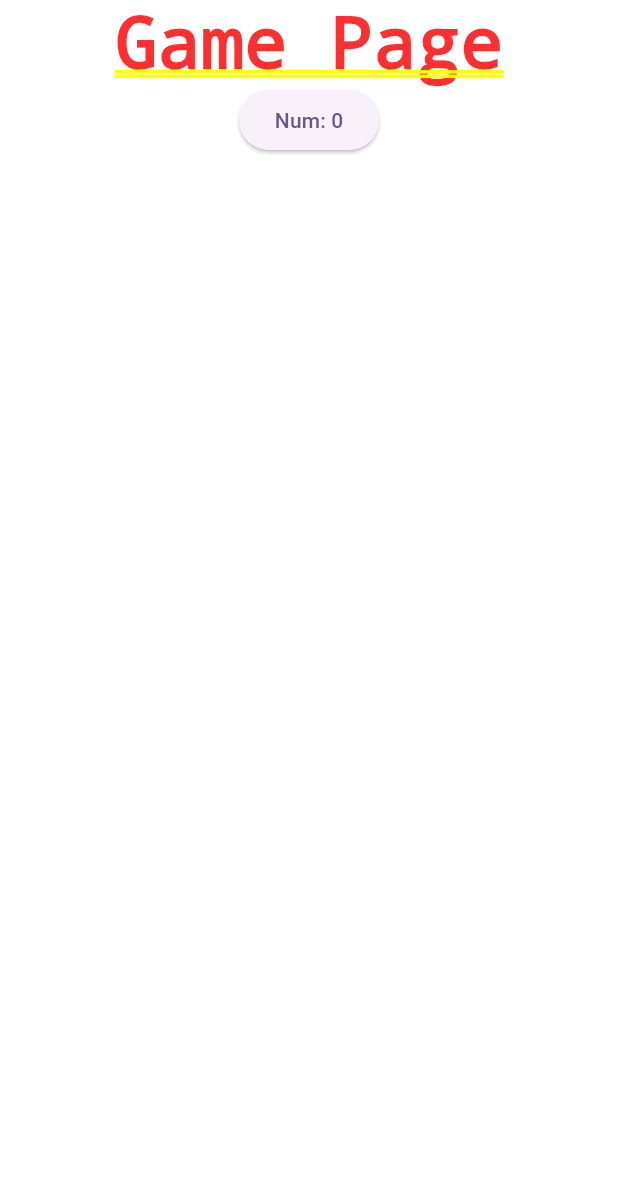
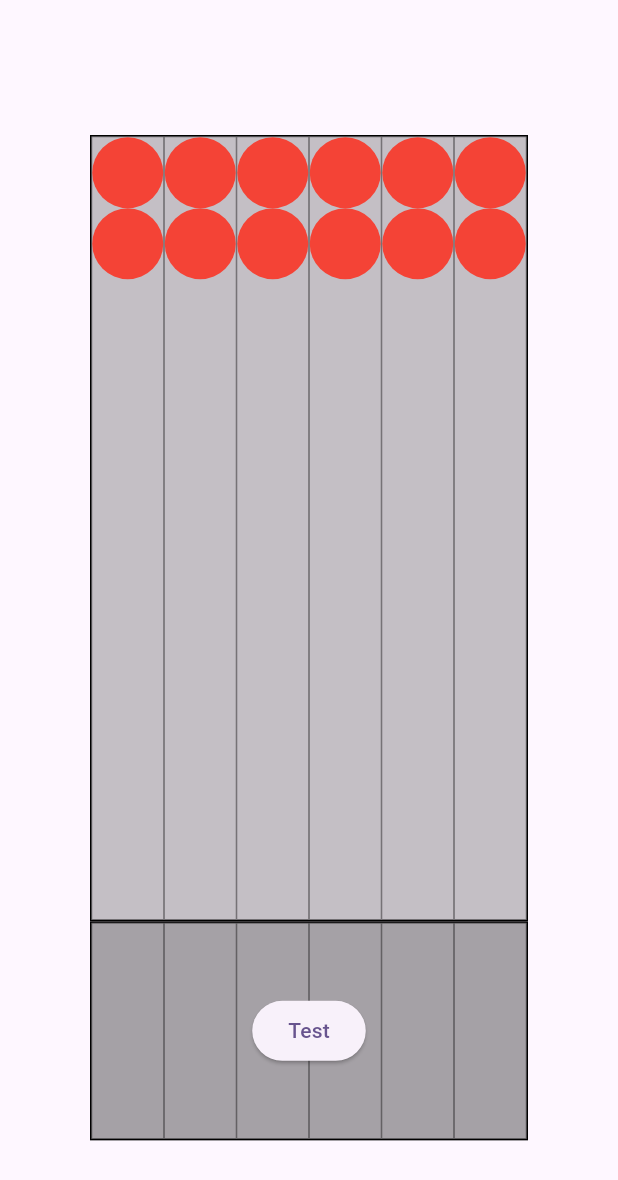
Before and after one commit to Jarwesbub/bubble-game, a Flutter app: the screen it shows after launch, after a tap on "Start", on a phone screen of 412 x 824 dp. Shown: the top 1180 px of the screen. Run offline on Flutter 3.47's test engine with Material 3 defaults, Android fonts, the phone set to English and light mode, and no system bars; our stand-ins replace get.

Commit message:
Added random bubble generation with a test button

```diff
--- a/lib/presentation/controllers/game_controller.dart
+++ b/lib/presentation/controllers/game_controller.dart
@@ -1,8 +1,33 @@
+import 'dart:math';
+
 import 'package:bubble_game/presentation/controllers/auth_controller.dart';
+import 'package:bubble_game/presentation/widgets/bubble_widget.dart';
+import 'package:flutter/material.dart';
 import 'package:get/get.dart';
 
+enum BubbleColorType { red, blue, green, yellow }
+
 class GameController extends AuthController {
-  final num = 0.obs;
+  static const int bubbleRows = 6;
+  static const int maxBubbles = 11;
+  List<RxList<BubbleWidget>> bubbles = [];
+
+  GameController() {
+    bubbles = RxList.generate(bubbleRows, (_) {
+      // Init bubble matrix.
+      return RxList<BubbleWidget>();
+    });
+  }
+
+  @override
+  Future<void> onInit() async {
+    super.onInit();
+    // Create bubble rows for testing.
+    for (int i = 0; i < bubbleRows; i++) {
+      final count = Random().nextInt(4) + 2;
+      bubbles[i].addAll(await _generateTestBubbles(count));
+    }
+  }
 
   @override
   void dispose() {
@@ -10,7 +35,36 @@ class GameController extends AuthController {
     super.dispose();
   }
 
-  void onButtonPress() {
-    num.value++;
+  Future<RxList<BubbleWidget>> _generateTestBubbles(int count) async {
+    final bubbleList = RxList.generate(count, (index) {
+      final rand = Random().nextInt(BubbleColorType.values.length);
+      final type = BubbleColorType.values[rand];
+      return _getBubbleByType(type);
+    });
+    return bubbleList;
+  }
+
+  BubbleWidget _getBubbleByType(BubbleColorType type) {
+    final color = switch (type) {
+      BubbleColorType.red => Colors.red,
+      BubbleColorType.blue => Colors.blue,
+      BubbleColorType.green => Colors.green,
+      BubbleColorType.yellow => Colors.yellow,
+    };
+    return BubbleWidget(color: color);
+  }
+
+  void onButtonPressTest() {
+    // Random row number.
+    final row = Random().nextInt(bubbleRows);
+
+    if (bubbles[row].length >= maxBubbles) {
+      print('Max bubbles reached in a row $row');
+      return;
+    }
+    // Choose random color type.
+    final rand = Random().nextInt(BubbleColorType.values.length);
+    final type = BubbleColorType.values[rand];
+    bubbles[row].add(_getBubbleByType(type));
   }
 }
--- /dev/null
+++ b/lib/presentation/models/bubble.dart
@@ -0,0 +1,9 @@
+import 'package:bubble_game/presentation/controllers/game_controller.dart';
+import 'package:bubble_game/presentation/widgets/bubble_widget.dart';
+
+class Bubble {
+  final BubbleColorType type;
+  final BubbleWidget widget;
+
+  Bubble({required this.type, required this.widget});
+}
--- a/lib/presentation/pages/game_page.dart
+++ b/lib/presentation/pages/game_page.dart
@@ -7,17 +7,90 @@ class GamePage extends GetView<GameController> {
 
   @override
   Widget build(BuildContext context) {
-    return Center(
-      child: Column(
-        children: [const Text('Game Page'), Obx(() => _testButton())],
+    return Scaffold(
+      body: Padding(
+        padding: const EdgeInsets.all(60),
+        child: Column(
+          children: [
+            const SizedBox(height: 30), // Empty padding.
+            AspectRatio(
+              aspectRatio: 0.557,
+              child: Container(
+                decoration: BoxDecoration(
+                  border: Border.all(color: Colors.black),
+                  color: Colors.black12,
+                ),
+                child: Stack(children: [_bubbleRow()]),
+              ),
+            ),
+            AspectRatio(
+              aspectRatio: 2,
+              child: Stack(
+                children: [
+                  Container(
+                    decoration: BoxDecoration(
+                      border: Border.all(color: Colors.black),
+                      color: Colors.black26,
+                    ),
+                    child: _playerRow(),
+                  ),
+                  Center(
+                    child: ElevatedButton(
+                      onPressed: controller.onButtonPressTest,
+                      child: Text('Test'),
+                    ),
+                  ),
+                ],
+              ),
+            ),
+          ],
+        ),
       ),
     );
   }
 
-  Widget _testButton() {
-    return ElevatedButton(
-      onPressed: controller.onButtonPress,
-      child: Text('Num: ${controller.num.value}'),
+  Widget _bubbleRow() {
+    final length = controller.bubbles.length;
+    return Row(
+      children: List.generate(length, (index) {
+        return Expanded(child: _bubbleColumn(index));
+      }),
+    );
+  }
+
+  Widget _bubbleColumn(int rowIndex) {
+    return Obx(() {
+      return Container(
+        decoration: BoxDecoration(
+          border: Border.all(color: Colors.black45, width: 0.5),
+          color: Colors.black12,
+        ),
+        child: ListView.builder(
+          physics: const NeverScrollableScrollPhysics(),
+          padding: EdgeInsets.zero,
+          itemCount: controller.bubbles[rowIndex].length,
+          itemBuilder: (context, columnIndex) {
+            final bubble = controller.bubbles[rowIndex][columnIndex];
+            return AspectRatio(aspectRatio: 1, child: bubble);
+          },
+        ),
+      );
+    });
+  }
+
+  Widget _playerRow() {
+    final length = controller.bubbles.length;
+    return Row(
+      children: List.generate(length, (_) {
+        return Expanded(
+          child: Container(
+            decoration: BoxDecoration(
+              border: Border.all(color: Colors.black45, width: 0.5),
+              color: Colors.black12,
+            ),
+          ),
+        );
+      }),
     );
   }
 }
--- /dev/null
+++ b/lib/presentation/widgets/bubble_widget.dart
@@ -0,0 +1,18 @@
+import 'package:flutter/material.dart';
+
+class BubbleWidget extends StatelessWidget {
+  const BubbleWidget({super.key, required this.color});
+  final Color color;
+
+  @override
+  Widget build(BuildContext context) {
+    return Container(
+      height: 40,
+      width: 40,
+      decoration: BoxDecoration(
+        color: color,
+        borderRadius: BorderRadius.circular(100),
+      ),
+    );
+  }
+}
--- /dev/null
+++ b/lib/presentation/widgets/player_widget.dart
@@ -0,0 +1,14 @@
+import 'package:flutter/material.dart';
+
+class PlayerWidget extends StatelessWidget {
+  const PlayerWidget({super.key});
+
+  @override
+  Widget build(BuildContext context) {
+    return Container(
+      width: 40,
+      height: 40,
+      decoration: BoxDecoration(color: Colors.deepPurple),
+    );
+  }
+}
```
